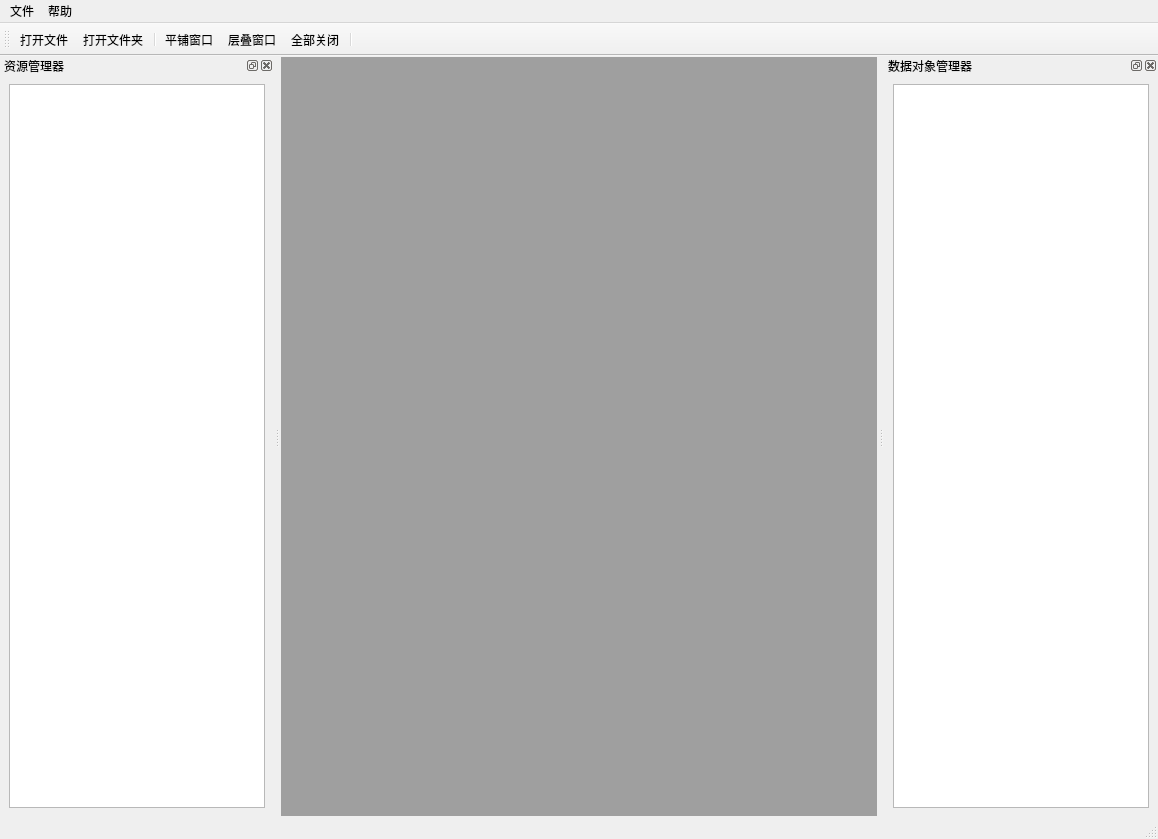
This is UI/Main.ui in pemo-x/modelDisplay as Qt 5 draws it before an edit. The edited form follows.
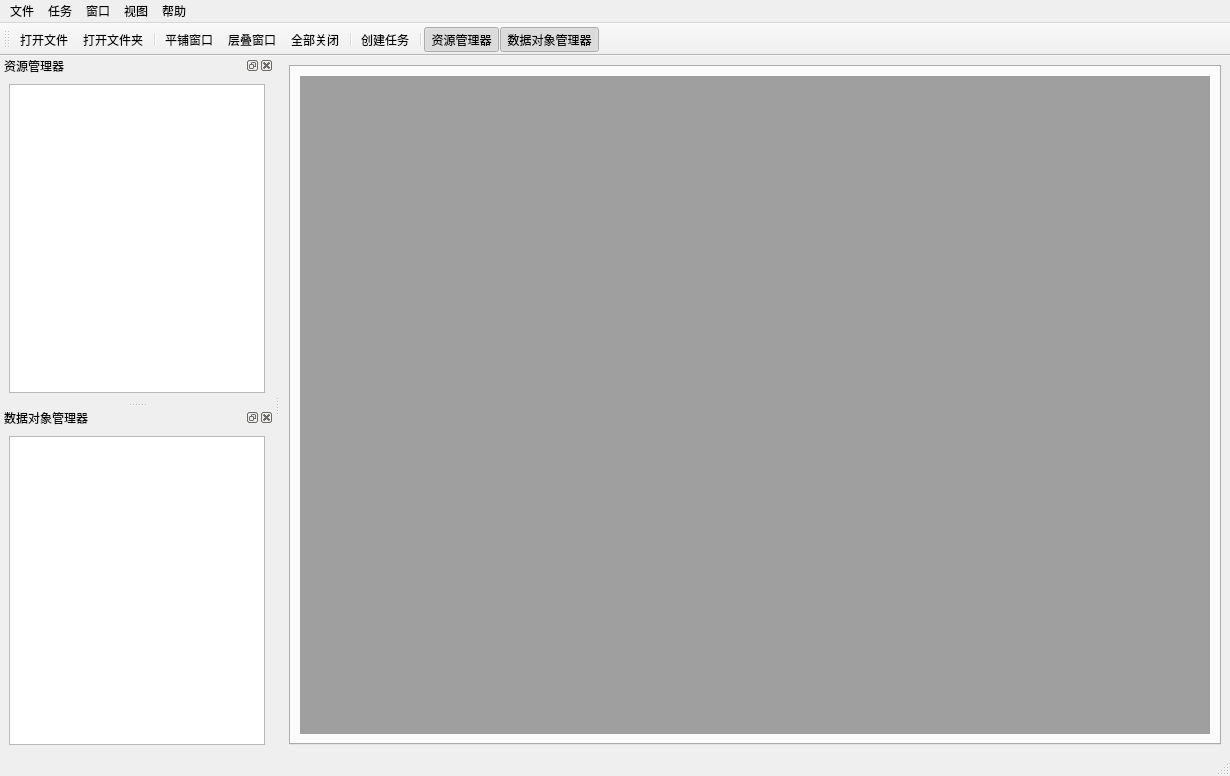
This is the edited form. Icons and pictures are not drawn.

Commit message: 更新主界面布局，调整窗口尺寸，增加多项功能菜单及相关操作，重构任务创建窗口，添加新任务显示窗口，优化数据处理接口，增加初始化任务功能。

Patch:
```diff
--- a/UI/Main.ui
+++ b/UI/Main.ui
@@ -6,35 +6,52 @@
    <rect>
     <x>0</x>
     <y>0</y>
-    <width>1158</width>
-    <height>839</height>
+    <width>1230</width>
+    <height>776</height>
    </rect>
   </property>
   <property name="windowTitle">
    <string>MainWindow</string>
   </property>
   <widget class="QWidget" name="centralwidget">
-   <layout class="QHBoxLayout" name="horizontalLayout" stretch="10">
-    <property name="spacing">
-     <number>1</number>
-    </property>
-    <property name="leftMargin">
-     <number>1</number>
-    </property>
-    <property name="topMargin">
-     <number>1</number>
-    </property>
-    <property name="rightMargin">
-     <number>1</number>
-    </property>
-    <property name="bottomMargin">
-     <number>1</number>
-    </property>
-    <item>
-     <widget class="QMdiArea" name="mdiArea">
-      <property name="enabled">
+   <layout class="QGridLayout" name="gridLayout_2">
+    <item row="0" column="0">
+     <widget class="QTabWidget" name="tabWidget">
+      <property name="tabShape">
+       <enum>QTabWidget::TabShape::Rounded</enum>
+      </property>
+      <property name="currentIndex">
+       <number>0</number>
+      </property>
+      <property name="elideMode">
+       <enum>Qt::TextElideMode::ElideMiddle</enum>
+      </property>
+      <property name="usesScrollButtons">
        <bool>true</bool>
       </property>
+      <property name="documentMode">
+       <bool>false</bool>
+      </property>
+      <property name="tabsClosable">
+       <bool>true</bool>
+      </property>
+      <property name="tabBarAutoHide">
+       <bool>true</bool>
+      </property>
+      <widget class="QWidget" name="Tab_mdiArea">
+       <attribute name="title">
+        <string>数据查看器</string>
+       </attribute>
+       <layout class="QGridLayout" name="gridLayout">
+        <item row="0" column="0">
+         <widget class="QMdiArea" name="mdiArea">
+          <property name="enabled">
+           <bool>true</bool>
+          </property>
+         </widget>
+        </item>
+       </layout>
+      </widget>
      </widget>
     </item>
    </layout>
@@ -44,7 +61,7 @@
     <rect>
      <x>0</x>
      <y>0</y>
-     <width>1158</width>
+     <width>1230</width>
      <height>20</height>
     </rect>
    </property>
@@ -59,8 +76,37 @@
     <property name="title">
      <string>帮助</string>
     </property>
+    <addaction name="actionAbout"/>
+   </widget>
+   <widget class="QMenu" name="menu_3">
+    <property name="title">
+     <string>视图</string>
+    </property>
+    <addaction name="action_ResourceManager"/>
+    <addaction name="action_ObjectManager"/>
+    <addaction name="separator"/>
+    <addaction name="action_ToolBar"/>
+    <addaction name="separator"/>
+   </widget>
+   <widget class="QMenu" name="menu_4">
+    <property name="title">
+     <string>任务</string>
+    </property>
+    <addaction name="action_CreateTasks"/>
+    <addaction name="action_HistoricalResults"/>
+   </widget>
+   <widget class="QMenu" name="menu_2">
+    <property name="title">
+     <string>窗口</string>
+    </property>
+    <addaction name="action_Tile"/>
+    <addaction name="action_Cascade"/>
+    <addaction name="action_AllClose"/>
    </widget>
    <addaction name="menu"/>
+   <addaction name="menu_4"/>
+   <addaction name="menu_2"/>
+   <addaction name="menu_3"/>
    <addaction name="menut3"/>
   </widget>
   <widget class="QDockWidget" name="dockWidget_2">
@@ -99,6 +145,10 @@
    <addaction name="action_Cascade"/>
    <addaction name="action_AllClose"/>
    <addaction name="separator"/>
+   <addaction name="action_CreateTasks"/>
+   <addaction name="separator"/>
+   <addaction name="action_ResourceManager"/>
+   <addaction name="action_ObjectManager"/>
   </widget>
   <widget class="QStatusBar" name="statusBar"/>
   <widget class="QDockWidget" name="dockWidget">
@@ -106,7 +156,7 @@
     <string>数据对象管理器</string>
    </property>
    <attribute name="dockWidgetArea">
-    <number>2</number>
+    <number>1</number>
    </attribute>
    <widget class="QWidget" name="dockWidgetContents">
     <layout class="QVBoxLayout" name="verticalLayout_3">
@@ -173,6 +223,93 @@
     <enum>QAction::MenuRole::NoRole</enum>
    </property>
   </action>
+  <action name="action_CreateTasks">
+   <property name="text">
+    <string>创建任务</string>
+   </property>
+   <property name="menuRole">
+    <enum>QAction::MenuRole::NoRole</enum>
+   </property>
+  </action>
+  <action name="action_ScreenShot">
+   <property name="text">
+    <string>截图</string>
+   </property>
+  </action>
+  <action name="actionAbout">
+   <property name="text">
+    <string>关于</string>
+   </property>
+  </action>
+  <action name="action_CloseFile">
+   <property name="text">
+    <string>关闭文件</string>
+   </property>
+   <property name="menuRole">
+    <enum>QAction::MenuRole::NoRole</enum>
+   </property>
+  </action>
+  <action name="action_CloseSoftware">
+   <property name="text">
+    <string>退出</string>
+   </property>
+   <property name="menuRole">
+    <enum>QAction::MenuRole::NoRole</enum>
+   </property>
+  </action>
+  <action name="action_HistoricalResults">
+   <property name="text">
+    <string>历史结果</string>
+   </property>
+   <property name="toolTip">
+    <string>历史结果</string>
+   </property>
+   <property name="menuRole">
+    <enum>QAction::MenuRole::NoRole</enum>
+   </property>
+  </action>
+  <action name="action_ResourceManager">
+   <property name="checkable">
+    <bool>true</bool>
+   </property>
+   <property name="checked">
+    <bool>true</bool>
+   </property>
+   <property name="text">
+    <string>资源管理器</string>
+   </property>
+   <property name="menuRole">
+    <enum>QAction::MenuRole::NoRole</enum>
+   </property>
+  </action>
+  <action name="action_ObjectManager">
+   <property name="checkable">
+    <bool>true</bool>
+   </property>
+   <property name="checked">
+    <bool>true</bool>
+   </property>
+   <property name="text">
+    <string>数据对象管理器</string>
+   </property>
+   <property name="menuRole">
+    <enum>QAction::MenuRole::NoRole</enum>
+   </property>
+  </action>
+  <action name="action_ToolBar">
+   <property name="checkable">
+    <bool>true</bool>
+   </property>
+   <property name="checked">
+    <bool>true</bool>
+   </property>
+   <property name="text">
+    <string>工具栏</string>
+   </property>
+   <property name="menuRole">
+    <enum>QAction::MenuRole::NoRole</enum>
+   </property>
+  </action>
  </widget>
  <resources/>
  <connections/>
```
Left out of the diff: 96 changed lines with no effect on the pictures. The commit also changes 18 other files.
